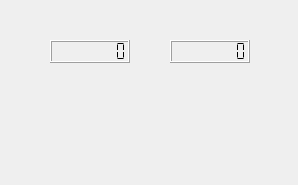
First picture: the form in qlinkkeeper.ui, repository Zalafina/QLinkKeeper, before the edit.
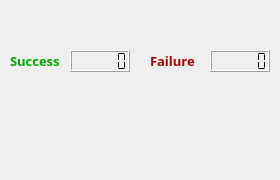
Second picture: the form after the edit.

Commit message: IP Edit Widget Rename.

```diff
--- a/qlinkkeeper.ui
+++ b/qlinkkeeper.ui
@@ -6,8 +6,8 @@
    <rect>
     <x>0</x>
     <y>0</y>
-    <width>298</width>
-    <height>185</height>
+    <width>280</width>
+    <height>180</height>
    </rect>
   </property>
   <property name="windowTitle">
@@ -16,10 +16,10 @@
   <widget class="QLCDNumber" name="retryCount">
    <property name="geometry">
     <rect>
-     <x>50</x>
-     <y>40</y>
-     <width>80</width>
-     <height>23</height>
+     <x>70</x>
+     <y>50</y>
+     <width>60</width>
+     <height>22</height>
     </rect>
    </property>
    <property name="maximumSize">
@@ -31,8 +31,11 @@
    <property name="layoutDirection">
     <enum>Qt::LeftToRight</enum>
    </property>
+   <property name="frameShadow">
+    <enum>QFrame::Raised</enum>
+   </property>
    <property name="digitCount">
-    <number>8</number>
+    <number>6</number>
    </property>
    <property name="segmentStyle">
     <enum>QLCDNumber::Flat</enum>
@@ -41,10 +44,10 @@
   <widget class="QLCDNumber" name="retryCount_2">
    <property name="geometry">
     <rect>
-     <x>170</x>
-     <y>40</y>
-     <width>80</width>
-     <height>23</height>
+     <x>210</x>
+     <y>50</y>
+     <width>60</width>
+     <height>22</height>
     </rect>
    </property>
    <property name="maximumSize">
@@ -57,12 +60,57 @@
     <enum>Qt::LeftToRight</enum>
    </property>
    <property name="digitCount">
-    <number>8</number>
+    <number>6</number>
    </property>
    <property name="segmentStyle">
     <enum>QLCDNumber::Flat</enum>
    </property>
   </widget>
+  <widget class="QLabel" name="labelSuccess">
+   <property name="geometry">
+    <rect>
+     <x>10</x>
+     <y>50</y>
+     <width>61</width>
+     <height>22</height>
+    </rect>
+   </property>
+   <property name="font">
+    <font>
+     <family>宋体</family>
+     <pointsize>10</pointsize>
+     <weight>75</weight>
+     <bold>true</bold>
+    </font>
+   </property>
+   <property name="frameShape">
+    <enum>QFrame::NoFrame</enum>
+   </property>
+   <property name="text">
+    <string>&lt;html&gt;&lt;head/&gt;&lt;body&gt;&lt;p&gt;&lt;span style=&quot; color:#00aa00;&quot;&gt;Success&lt;/span&gt;&lt;/p&gt;&lt;/body&gt;&lt;/html&gt;</string>
+   </property>
+  </widget>
+  <widget class="QLabel" name="labelFailure">
+   <property name="geometry">
+    <rect>
+     <x>150</x>
+     <y>50</y>
+     <width>61</width>
+     <height>22</height>
+    </rect>
+   </property>
+   <property name="font">
+    <font>
+     <family>宋体</family>
+     <pointsize>10</pointsize>
+     <weight>75</weight>
+     <bold>true</bold>
+    </font>
+   </property>
+   <property name="text">
+    <string>&lt;html&gt;&lt;head/&gt;&lt;body&gt;&lt;p&gt;&lt;span style=&quot; color:#aa0000;&quot;&gt;Failure&lt;/span&gt;&lt;/p&gt;&lt;/body&gt;&lt;/html&gt;</string>
+   </property>
+  </widget>
  </widget>
  <layoutdefault spacing="6" margin="11"/>
  <resources/>
```
Left out of the diff: 4 changed lines with no effect on the pictures. The commit also changes 7 other files.
